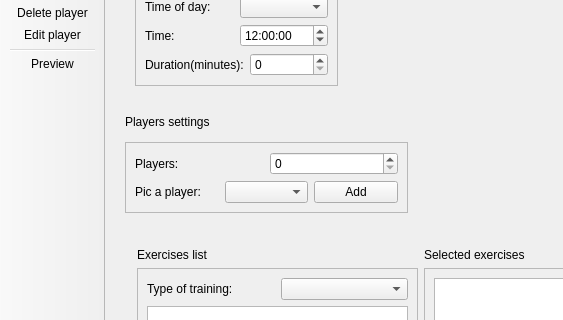
The window that BVCoach/mainwindow.ui (Sautenko-Andrey/CoachApp) describes before a commit, drawn with Qt 5; both pictures show x 0 to 563 and y 103 to 423 of the 1366 by 768 pixel window.
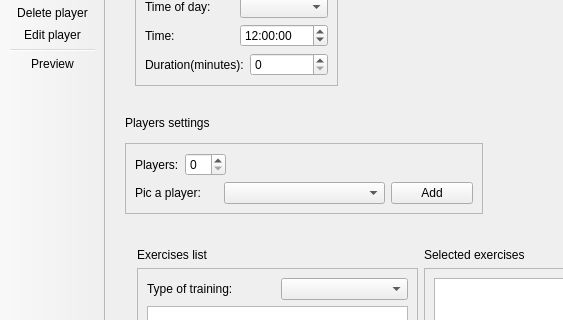
The same window after the commit. Icons and pictures are not drawn.

Commit message: add new player feature was repaired.

```diff
--- a/BVCoach/mainwindow.ui
+++ b/BVCoach/mainwindow.ui
@@ -205,72 +205,6 @@
      </item>
     </layout>
    </widget>
-   <widget class="QWidget" name="layoutWidget">
-    <property name="geometry">
-     <rect>
-      <x>20</x>
-      <y>191</y>
-      <width>283</width>
-      <height>106</height>
-     </rect>
-    </property>
-    <layout class="QVBoxLayout" name="verticalLayout_6">
-     <item>
-      <widget class="QLabel" name="playersSettingLabel">
-       <property name="text">
-        <string>Players settings</string>
-       </property>
-      </widget>
-     </item>
-     <item>
-      <widget class="QFrame" name="frame_3">
-       <property name="frameShape">
-        <enum>QFrame::StyledPanel</enum>
-       </property>
-       <property name="frameShadow">
-        <enum>QFrame::Raised</enum>
-       </property>
-       <layout class="QVBoxLayout" name="verticalLayout_5">
-        <item>
-         <layout class="QHBoxLayout" name="horizontalLayout_5">
-          <item>
-           <widget class="QLabel" name="label_2">
-            <property name="text">
-             <string>Players:</string>
-            </property>
-           </widget>
-          </item>
-          <item>
-           <widget class="QSpinBox" name="playersSpinBox"/>
-          </item>
-         </layout>
-        </item>
-        <item>
-         <layout class="QHBoxLayout" name="horizontalLayout_8">
-          <item>
-           <widget class="QLabel" name="picAPlayerLabel">
-            <property name="text">
-             <string>Pic a player:</string>
-            </property>
-           </widget>
-          </item>
-          <item>
-           <widget class="QComboBox" name="picPlayerComboBox"/>
-          </item>
-          <item>
-           <widget class="QPushButton" name="addPlayerButton">
-            <property name="text">
-             <string>Add</string>
-            </property>
-           </widget>
-          </item>
-         </layout>
-        </item>
-       </layout>
-      </widget>
-     </item>
-    </layout>
-   </widget>
    <widget class="QWidget" name="layoutWidget">
     <property name="geometry">
      <rect>
@@ -378,6 +312,92 @@
      </item>
     </layout>
    </widget>
+   <widget class="QWidget" name="">
+    <property name="geometry">
+     <rect>
+      <x>20</x>
+      <y>192</y>
+      <width>358</width>
+      <height>106</height>
+     </rect>
+    </property>
+    <layout class="QVBoxLayout" name="verticalLayout_6">
+     <item>
+      <widget class="QLabel" name="playersSettingLabel">
+       <property name="text">
+        <string>Players settings</string>
+       </property>
+      </widget>
+     </item>
+     <item>
+      <widget class="QFrame" name="frame_3">
+       <property name="frameShape">
+        <enum>QFrame::StyledPanel</enum>
+       </property>
+       <property name="frameShadow">
+        <enum>QFrame::Raised</enum>
+       </property>
+       <layout class="QVBoxLayout" name="verticalLayout_5">
+        <item>
+         <layout class="QHBoxLayout" name="horizontalLayout_5">
+          <item>
+           <widget class="QLabel" name="label_2">
+            <property name="text">
+             <string>Players:</string>
+            </property>
+           </widget>
+          </item>
+          <item>
+           <widget class="QSpinBox" name="playersSpinBox"/>
+          </item>
+          <item>
+           <spacer name="horizontalSpacer">
+            <property name="orientation">
+             <enum>Qt::Horizontal</enum>
+            </property>
+            <property name="sizeHint" stdset="0">
+             <size>
+              <width>218</width>
+              <height>20</height>
+             </size>
+            </property>
+           </spacer>
+          </item>
+         </layout>
+        </item>
+        <item>
+         <layout class="QHBoxLayout" name="horizontalLayout_8">
+          <item>
+           <widget class="QLabel" name="picAPlayerLabel">
+            <property name="text">
+             <string>Pic a player:</string>
+            </property>
+           </widget>
+          </item>
+          <item>
+           <widget class="QComboBox" name="picPlayerComboBox">
+            <property name="minimumSize">
+             <size>
+              <width>161</width>
+              <height>0</height>
+             </size>
+            </property>
+           </widget>
+          </item>
+          <item>
+           <widget class="QPushButton" name="addPlayerButton">
+            <property name="text">
+             <string>Add</string>
+            </property>
+           </widget>
+          </item>
+         </layout>
+        </item>
+       </layout>
+      </widget>
+     </item>
+    </layout>
+   </widget>
   </widget>
   <widget class="QMenuBar" name="menubar">
    <property name="geometry">
```
The commit also changes 6 other files.
